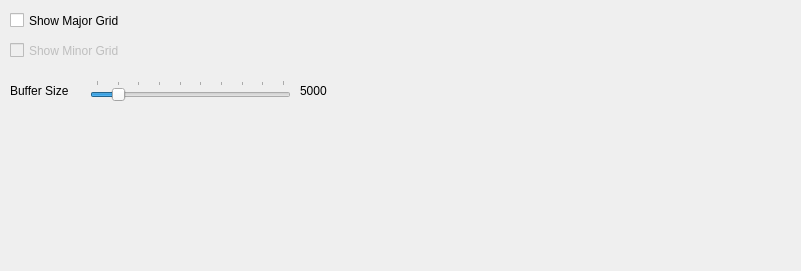
This is GroundControl/Src/plot_tab.ui in thecasterian/STM32-FC as Qt 5 draws it before an edit. The edited form follows.
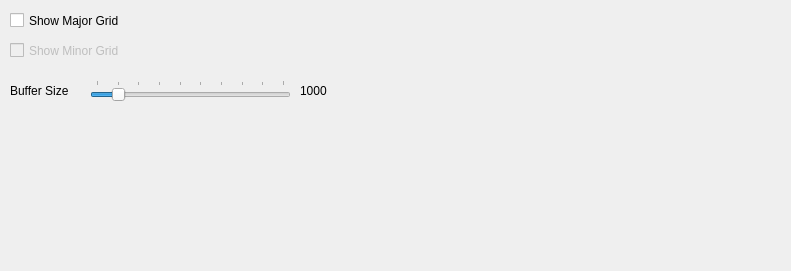
This is the edited form.

What changed in the file:
```diff
--- a/GroundControl/Src/plot_tab.ui
+++ b/GroundControl/Src/plot_tab.ui
@@ -6,7 +6,7 @@
    <rect>
     <x>0</x>
     <y>0</y>
-    <width>801</width>
+    <width>791</width>
     <height>271</height>
    </rect>
   </property>
@@ -107,7 +107,7 @@
 }</string>
    </property>
    <property name="text">
-    <string>5000</string>
+    <string>1000</string>
    </property>
   </widget>
  </widget>
```
